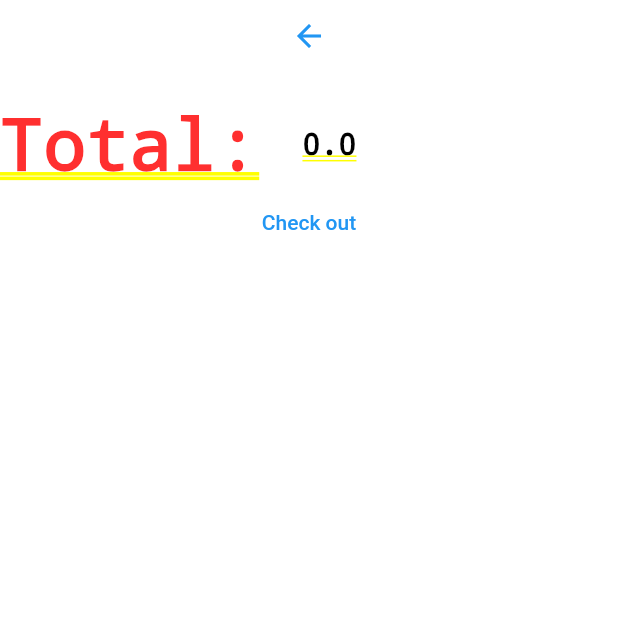
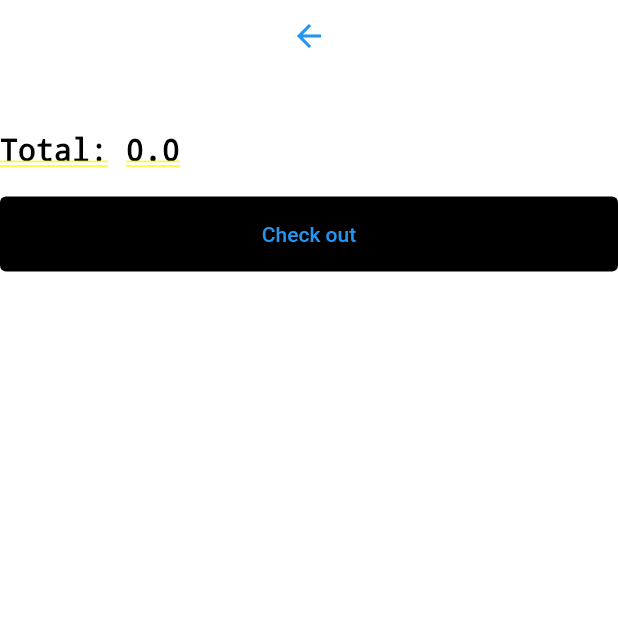
Before and after one commit to PCTai/KT_flutter, a Flutter app: the screen it shows after launch, after a tap on the "shopping cart" icon, on a phone screen of 412 x 824 dp, the top half of it. Run offline on Flutter 3.47's test engine with Material 2 defaults, Android fonts, the phone set to English and light mode, and no system bars; missing offline and left inert: dart:html; network calls fail.

Commit message:
fix button

```diff
--- a/lib/productlist_page.dart
+++ b/lib/productlist_page.dart
@@ -201,6 +201,10 @@
   }
 
   buildSavePlate(BuildContext context, list) {
+    double total = 0;
+    listCart.forEach((element) {
+      total += double.parse(element.price.toString() ?? '0');
+    });
     return Row(
       mainAxisAlignment: MainAxisAlignment.spaceBetween,
       children: [
@@ -209,7 +213,7 @@
             TextButton(
                 onPressed: () {
                   setState(() {
-                    typeListImage = false;
+                    typeListImage = true;
                   });
                 },
                 child: Text("List")),
@@ -224,6 +228,15 @@
         ),
         Row(
           children: [
+            Row(
+              children: [
+                Text("Total: "),
+                Text(
+                  total.toString(),
+                  style: TextStyle(color: Colors.black, fontSize: 20),
+                )
+              ],
+            ),
             TextButton(
                 onPressed: () {
                   Navigator.push(
@@ -261,7 +274,14 @@
         ),
         Text(product.price.toString(),
             style: TextStyle(color: Colors.black, fontSize: 20)),
+        SizedBox(
+          height: 50,
+        ),
         TextButton(
+            style: ElevatedButton.styleFrom(
+              primary: Colors.black,
+              minimumSize: const Size.fromHeight(50), // NEW
+            ),
             onPressed: () {
               listCart.add(product);
               var snackBar = SnackBar(
@@ -276,7 +296,7 @@
               ));
               ScaffoldMessenger.of(context).showSnackBar(snackBar);
             },
-            child: Text("add to cart"))
+            child: Text("Add to cart"))
       ],
     );
   }
@@ -302,13 +322,15 @@
               String price = (e.price.toString());
               return Container(
                 margin: EdgeInsets.all(20),
-                child: Row(
-                    mainAxisAlignment: MainAxisAlignment.spaceBetween,
-                    children: [
+                child:
+                    Row(mainAxisAlignment: MainAxisAlignment.start, children: [
                   Image.network(
                     e.image ?? "",
                     width: 30,
                     height: 40,
+                  ),
+                  SizedBox(
+                    width: 30,
                   ),
                   Column(
                     crossAxisAlignment: CrossAxisAlignment.start,
@@ -331,16 +353,31 @@
             }).toList(),
             Column(
               children: [
+                SizedBox(
+                  height: 20,
+                ),
                 Row(
                   children: [
-                    Text("Total: "),
+                    Text(
+                      "Total: ",
+                      style: TextStyle(color: Colors.black, fontSize: 20),
+                    ),
                     Text(
                       total.toString(),
                       style: TextStyle(color: Colors.black, fontSize: 20),
                     )
                   ],
                 ),
-                TextButton(onPressed: () {}, child: Text("Check out"))
+                SizedBox(
+                  height: 20,
+                ),
+                TextButton(
+                    style: ElevatedButton.styleFrom(
+                      primary: Colors.black,
+                      minimumSize: const Size.fromHeight(50), // NEW
+                    ),
+                    onPressed: () {},
+                    child: Text("Check out"))
               ],
             )
           ],
```
Lines whose indentation alone changed are shown as unchanged.
